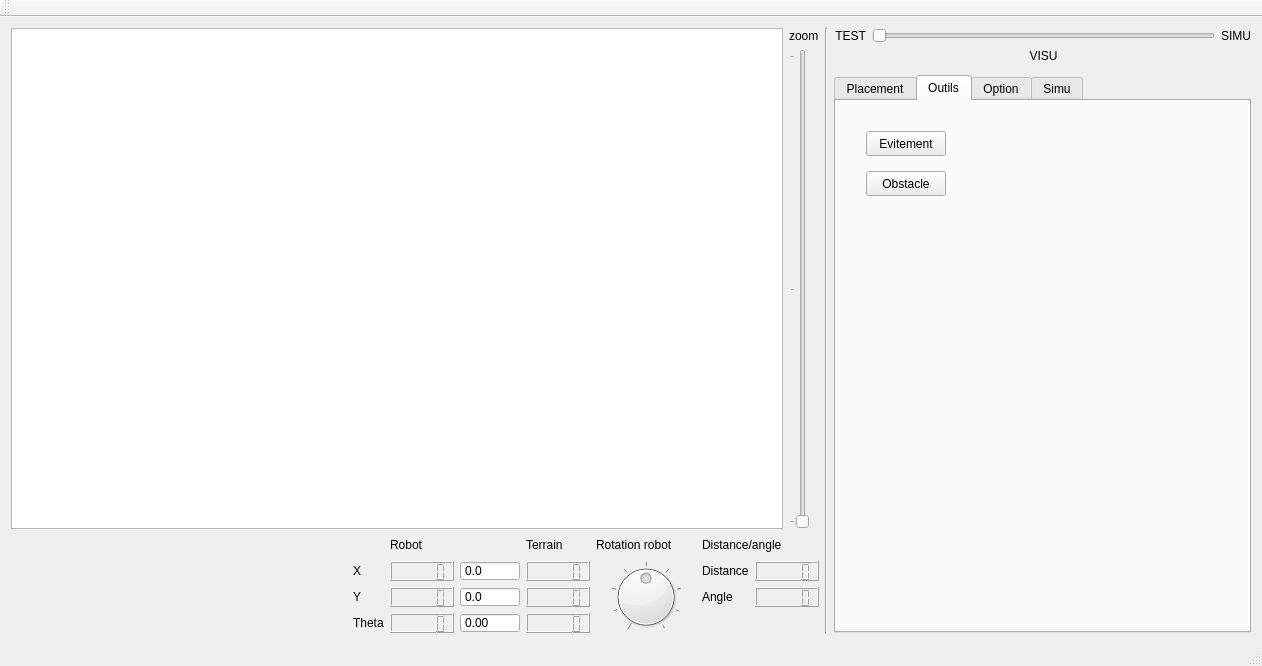
CRLG/LABOTBOX, file PluginModules/SimuBot/ihm_SimuBot.ui: the form before one commit.
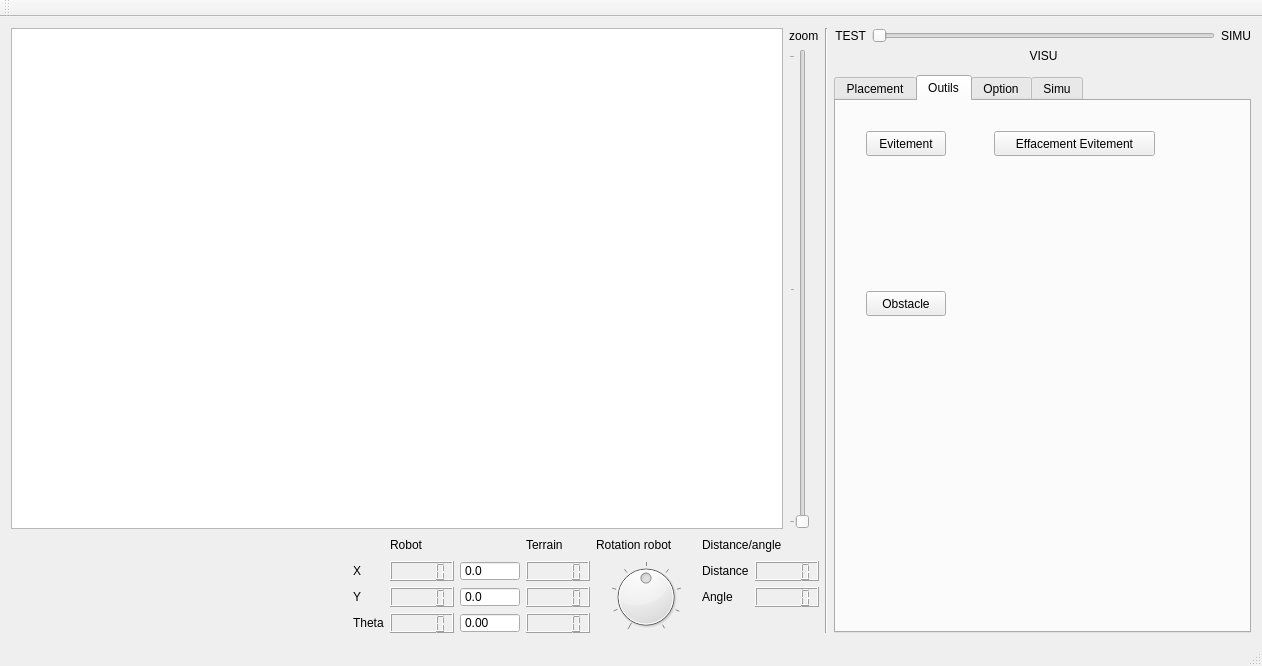
The form after the commit. The open tabs and pages were chosen to show the change.

The edit to the form file:
```diff
--- a/PluginModules/SimuBot/ihm_SimuBot.ui
+++ b/PluginModules/SimuBot/ihm_SimuBot.ui
@@ -1251,7 +1251,7 @@
         <property name="geometry">
          <rect>
           <x>30</x>
-          <y>70</y>
+          <y>190</y>
           <width>80</width>
           <height>25</height>
          </rect>
@@ -1260,6 +1260,19 @@
          <string>Obstacle</string>
         </property>
        </widget>
+       <widget class="QPushButton" name="pB_clearEvitement">
+        <property name="geometry">
+         <rect>
+          <x>158</x>
+          <y>30</y>
+          <width>161</width>
+          <height>25</height>
+         </rect>
+        </property>
+        <property name="text">
+         <string>Effacement Evitement</string>
+        </property>
+       </widget>
       </widget>
       <widget class="QWidget" name="tb_Option">
        <attribute name="title">
```
